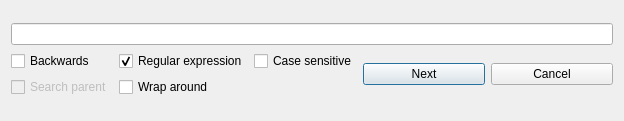
This is src/searchwindow.ui in ratelware/logan as Qt 5 draws it before an edit. The edited form follows.
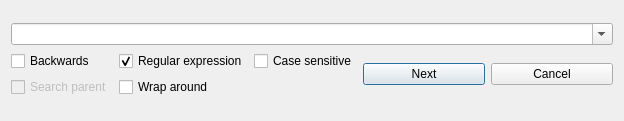
This is the edited form.

Commit message: Basic history for grep and search (shared between tabs)

```diff
--- a/src/searchwindow.ui
+++ b/src/searchwindow.ui
@@ -38,7 +38,14 @@
    <item>
     <layout class="QVBoxLayout" name="verticalLayout">
      <item>
-      <widget class="QLineEdit" name="searchQuery"/>
+      <widget class="QComboBox" name="searchQuery">
+       <property name="editable">
+        <bool>true</bool>
+       </property>
+       <property name="insertPolicy">
+        <enum>QComboBox::InsertAtTop</enum>
+       </property>
+      </widget>
      </item>
      <item>
       <layout class="QHBoxLayout" name="horizontalLayout">
```
The commit also changes 3 other files.
